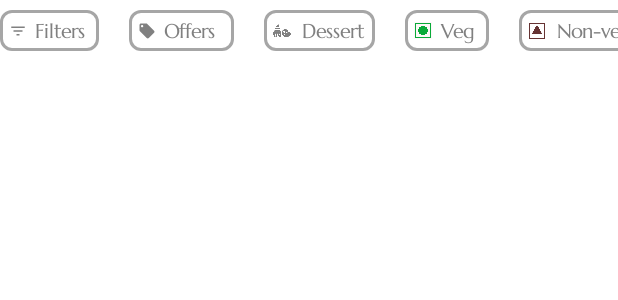
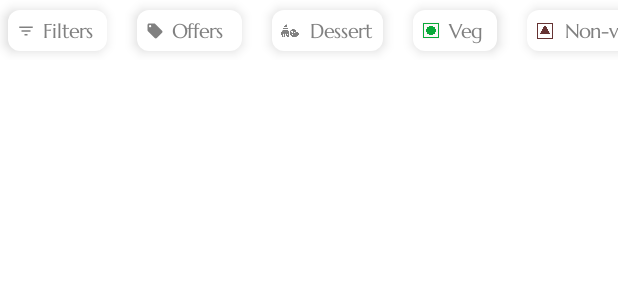
Before and after one commit to MohitMohit235/HOMEWAT_FOOD_ORDER_APP, an Android app built with Jetpack Compose: the @Preview function myapp, on a phone screen of 412 x 824 dp. Shown: the top 300 px of the screen. Run offline under Robolectric (Android 15) with nearby library versions, the phone set to English and light mode, and no system bars.

Commit message:
my first android project

```diff
--- a/app/src/main/java/com/example/homeway/presentation/deshbord/component/Horizontal button bar.kt
+++ b/app/src/main/java/com/example/homeway/presentation/deshbord/component/Horizontal button bar.kt
@@ -58,7 +58,7 @@ fun myapp(){
                 .horizontalScroll(rememberScrollState())
                 .width(IntrinsicSize.Min)
                 .height(28.dp)
-                .padding(end = 17.dp),
+                .padding(start = 5.dp,end = 17.dp),
             verticalAlignment = Alignment.CenterVertically
         ){
 
@@ -68,13 +68,9 @@ fun myapp(){
                 modifier = Modifier
                     .width(66.dp)
                     .height(27.dp)
-                    .align(Alignment.CenterVertically)
-                    .border(
-                        width = 1.5.dp,
-                        color = Color(0xFF808080).copy(alpha = 0.7f),
-                        shape = RoundedCornerShape(8.dp)
-                    ),
+                    .align(Alignment.CenterVertically),
                 colors = CardDefaults.cardColors(containerColor = Color.White),
+                elevation = CardDefaults.cardElevation(5.dp),
                 shape = RoundedCornerShape(8.dp)
             ){
                 Row(
@@ -118,12 +114,8 @@ fun myapp(){
                 modifier = Modifier
                     .width(70.dp)
                     .height(27.dp)
-                    .align(Alignment.CenterVertically)
-                    .border(
-                        width = 1.5.dp,
-                        color = Color(0xFF808080).copy(alpha = 0.7f),
-                        shape = RoundedCornerShape(8.dp)
-                    ),
+                    .align(Alignment.CenterVertically),
+                elevation = CardDefaults.cardElevation(5.dp),
                 colors = CardDefaults.cardColors(containerColor = Color.White),
                 shape = RoundedCornerShape(8.dp)
             ){
@@ -165,12 +157,8 @@ fun myapp(){
                 modifier = Modifier
                     .width(74.dp)
                     .height(27.dp)
-                    .align(Alignment.CenterVertically)
-                    .border(
-                        width = 1.5.dp,
-                        color = Color(0xFF808080).copy(alpha = 0.7f),
-                        shape = RoundedCornerShape(8.dp)
-                    ),
+                    .align(Alignment.CenterVertically),
+                elevation = CardDefaults.cardElevation(5.dp),
                 colors = CardDefaults.cardColors(containerColor = Color.White),
                 shape = RoundedCornerShape(8.dp)
             ){
@@ -214,12 +202,8 @@ fun myapp(){
                 modifier = Modifier
                     .width(56.dp)
                     .height(27.dp)
-                    .align(Alignment.CenterVertically)
-                    .border(
-                        width = 1.5.dp,
-                        color = Color(0xFF808080).copy(alpha = 0.7f),
-                        shape = RoundedCornerShape(8.dp)
-                    ),
+                    .align(Alignment.CenterVertically),
+                elevation = CardDefaults.cardElevation(5.dp),
                 colors = CardDefaults.cardColors(containerColor = Color.White),
                 shape = RoundedCornerShape(8.dp)
             ){
@@ -264,12 +248,8 @@ fun myapp(){
                 modifier = Modifier
                     .width(82.dp)
                     .height(27.dp)
-                    .align(Alignment.CenterVertically)
-                    .border(
-                        width = 1.5.dp,
-                        color = Color(0xFF808080).copy(alpha = 0.7f),
-                        shape = RoundedCornerShape(8.dp)
-                    ),
+                    .align(Alignment.CenterVertically),
+                elevation = CardDefaults.cardElevation(5.dp),
                 colors = CardDefaults.cardColors(containerColor = Color.White),
                 shape = RoundedCornerShape(8.dp)
             ){
@@ -313,12 +293,8 @@ fun myapp(){
                 modifier = Modifier
                     .width(72.dp)
                     .height(27.dp)
-                    .align(Alignment.CenterVertically)
-                    .border(
-                        width = 1.5.dp,
-                        color = Color(0xFF808080).copy(alpha = 0.7f),
-                        shape = RoundedCornerShape(8.dp)
-                    ),
+                    .align(Alignment.CenterVertically),
+                elevation = CardDefaults.cardElevation(5.dp),
                 colors = CardDefaults.cardColors(containerColor = Color.White),
                 shape = RoundedCornerShape(8.dp)
             ){
@@ -363,12 +339,8 @@ fun myapp(){
                 modifier = Modifier
                     .width(78.dp)
                     .height(27.dp)
-                    .align(Alignment.CenterVertically)
-                    .border(
-                        width = 1.5.dp,
-                        color = Color(0xFF808080).copy(alpha = 0.7f),
-                        shape = RoundedCornerShape(8.dp)
-                    ),
+                    .align(Alignment.CenterVertically),
+                elevation = CardDefaults.cardElevation(5.dp),
                 colors = CardDefaults.cardColors(containerColor = Color.White),
                 shape = RoundedCornerShape(8.dp)
             ){
@@ -412,12 +384,8 @@ fun myapp(){
                 modifier = Modifier
                     .width(82.dp)
                     .height(27.dp)
-                    .align(Alignment.CenterVertically)
-                    .border(
-                        width = 1.5.dp,
-                        color = Color(0xFF808080).copy(alpha = 0.7f),
-                        shape = RoundedCornerShape(8.dp)
-                    ),
+                    .align(Alignment.CenterVertically),
+                elevation = CardDefaults.cardElevation(5.dp),
                 colors = CardDefaults.cardColors(containerColor = Color.White),
                 shape = RoundedCornerShape(8.dp)
             ){
--- a/app/src/main/java/com/example/homeway/presentation/deshbord/component/My_preview.kt
+++ b/app/src/main/java/com/example/homeway/presentation/deshbord/component/My_preview.kt
@@ -47,7 +47,6 @@ fun My_preview() {
         .width(600.dp)
         .height(180.dp),
         shape = RoundedCornerShape(12.dp),
-        elevation = CardDefaults.cardElevation(defaultElevation = 8.dp)
     ){
 
         Row(
--- a/app/src/main/java/com/example/homeway/presentation/deshbord/component/Topbar.kt
+++ b/app/src/main/java/com/example/homeway/presentation/deshbord/component/Topbar.kt
@@ -158,7 +158,7 @@ fun topbar(categories: List<String>,
                         selected = selectedTabIndex == index,
                         onClick = { onTabSelected(index) },
                         selectedContentColor = Color.Black,
-                        unselectedContentColor = Color(0xFF626161)
+                        unselectedContentColor = Color.Black.copy(alpha = 0.20f)
                     ) {
                         Row(
                             horizontalArrangement = Arrangement.Center,
```
Also changed, not shown: app/src/main/java/com/example/homeway/MainActivity.kt (+7 -4 lines), app/src/main/java/com/example/homeway/presentation/deshbord/component/CallMainScreen.kt (+10 -20 lines), app/src/main/java/com/example/homeway/presentation/deshbord/component/FoodCard.kt (+5 -2 lines), app/src/main/java/com/example/homeway/presentation/deshbord/component/SearchBar.kt (added, +73 -0 lines), app/src/main/java/com/example/homeway/presentation/deshbord/component/SeeAllBar.kt (added, +192 -0 lines), app/src/main/java/com/example/homeway/presentation/deshbord/component/filtercardonly.kt (+5 -44 lines), app/src/main/java/com/example/homeway/presentation/deshbord/component/foodCategory.kt (added, +116 -0 lines).
